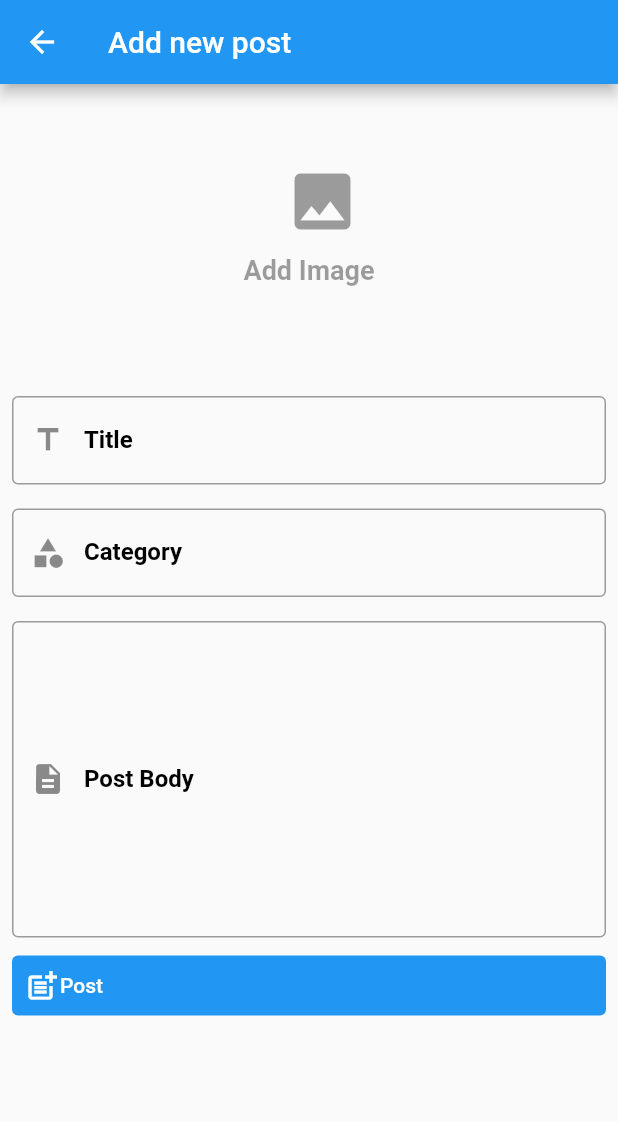
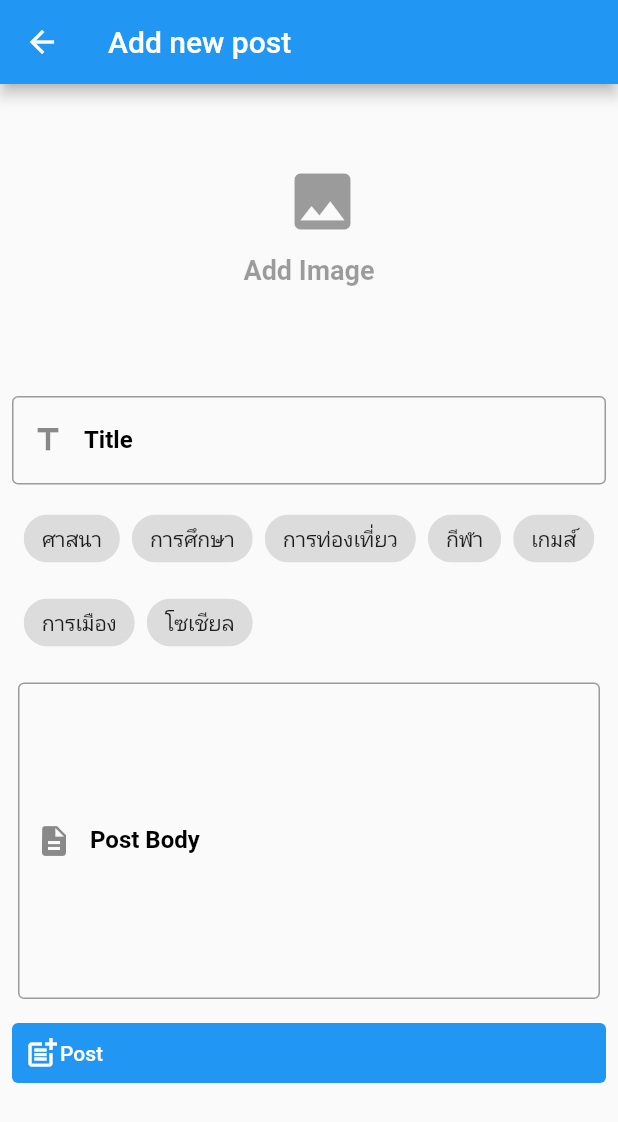
Before and after one commit to TackTeam-Chare/main_project_app_mobile, a Flutter app: the PostForm screen opened directly, on a phone screen of 412 x 824 dp. Shown: the top 1122 px of the screen. Run offline on Flutter 3.47's test engine with Material 2 defaults, Android fonts, the phone set to English and light mode, and no system bars; our stand-ins replace image_picker, quickalert, shared_preferences; accounts and stored records are empty.

Commit message:
insert หมวดหมู่ได้หลายหมวดหมู่

```diff
--- a/lib/models/post.dart
+++ b/lib/models/post.dart
@@ -2,8 +2,8 @@ import 'user.dart';
 
 class Post {
   int? id;
-  String? title; // เพิ่ม title
-  String? category; // เพิ่ม category
+  String? title;
+  String? category;
   String? body;
   String? image;
   int? likesCount;
--- a/lib/screens/post_form.dart
+++ b/lib/screens/post_form.dart
@@ -1,7 +1,7 @@
 import 'dart:io';
 import 'package:flutter/material.dart';
 import 'package:image_picker/image_picker.dart';
-import 'package:quickalert/quickalert.dart';
+
 import 'package:test_blog_app_project/constant.dart';
 import 'package:test_blog_app_project/models/api_response.dart';
 import 'package:test_blog_app_project/models/post.dart';
@@ -23,11 +23,24 @@ class _PostFormState extends State<PostForm> {
   final GlobalKey<FormState> _formKey = GlobalKey<FormState>();
   final TextEditingController _txtControllerBody = TextEditingController();
   final TextEditingController _txtControllerTitle = TextEditingController();
-  final TextEditingController _txtControllerCategory = TextEditingController();
+  // final TextEditingController _txtControllerCategory = TextEditingController();
   bool _loading = false;
   File? _imageFile;
   final _picker = ImagePicker();
   String? _imageBase64;
+  String? selectedCategory;
+  List<String> selectedCategories = [];
+
+  List<String> categories = [
+    "ศาสนา",
+    "การศึกษา",
+    "การท่องเที่ยว",
+    "กีฬา",
+    "เกมส์",
+    "การเมือง",
+    "โซเชียล"
+    // เพิ่มหมวดหมู่อื่นๆตามที่คุณต้องการ
+  ];
 
   Future getImage() async {
     final pickedFile = await _picker.pickImage(source: ImageSource.gallery);
@@ -45,8 +58,12 @@ class _PostFormState extends State<PostForm> {
   void _createPost() async {
     String? image = _imageFile == null ? null : getStringImage(_imageFile);
     ApiResponse response = await createPost(
-      _txtControllerTitle.text, // Send title
-      _txtControllerCategory.text, // Send category
+      // _txtControllerTitle.text, // Send title
+      // _txtControllerCategory.text, // Send category
+      // _txtControllerBody.text,
+      // image,
+      _txtControllerTitle.text,
+      selectedCategories,
       _txtControllerBody.text,
       image,
     );
@@ -84,14 +101,14 @@ class _PostFormState extends State<PostForm> {
   void _editPost(int postId) async {
     ApiResponse response = await editPost(
       postId,
-      _txtControllerTitle.text, // Send title
-      _txtControllerCategory.text, // Send category
+      _txtControllerTitle.text,
+      selectedCategories, // ใช้ selectedCategory แทน _txtControllerCategory.text
       _txtControllerBody.text,
     );
     if (response.error == null) {
       ScaffoldMessenger.of(context).showSnackBar(
         SnackBar(
-          content: Text('โพสต์ถูกเเก้ไข'),
+          content: Text('โพสต์ถูกแก้ไข'),
         ),
       );
       Navigator.of(context).pop();
@@ -116,8 +133,9 @@ class _PostFormState extends State<PostForm> {
       _txtControllerBody.text = widget.post!.body ?? '';
       _txtControllerTitle.text =
           widget.post!.title ?? ''; // Set title if available
-      _txtControllerCategory.text =
-          widget.post!.category ?? ''; // Set category if available
+      // _txtControllerCategory.text =
+      //     widget.post!.category ?? ''; // Set category if available
+      selectedCategory = widget.post!.category;
     }
     super.initState();
   }
@@ -200,31 +218,54 @@ class _PostFormState extends State<PostForm> {
                           ),
                         ),
                       ),
+                      Wrap(
+                        children: categories.map((category) {
+                          bool isSelected =
+                              selectedCategories.contains(category);
+                          return Padding(
+                            padding: const EdgeInsets.all(4.0),
+                            child: InputChip(
+                              label: Text(category),
+                              selected: isSelected,
+                              onSelected: (selected) {
+                                setState(() {
+                                  if (selected) {
+                                    selectedCategories.add(category);
+                                  } else {
+                                    selectedCategories.remove(category);
+                                  }
+                                });
+                              },
+                            ),
+                          );
+                        }).toList(),
+                      ),
+
+                      // Padding(
+                      //   padding: EdgeInsets.all(8),
+                      //   child: TextFormField(
+                      //     controller: _txtControllerCategory,
+                      //     validator: (val) =>
+                      //         val!.isEmpty ? 'Category is required' : null,
+                      //     decoration: InputDecoration(
+                      //       hintText: "Category...",
+                      //       labelText: "Category",
+                      //       labelStyle: TextStyle(
+                      //         color: Colors.black,
+                      //         fontWeight: FontWeight.bold,
+                      //       ),
+                      //       border: OutlineInputBorder(
+                      //         borderSide: BorderSide(
+                      //           width: 1,
+                      //           color: Colors.black38,
+                      //         ),
+                      //       ),
+                      //       prefixIcon: Icon(Icons.category),
+                      //     ),
+                      //   ),
+                      // ),
                       Padding(
-                        padding: EdgeInsets.all(8),
-                        child: TextFormField(
-                          controller: _txtControllerCategory,
-                          validator: (val) =>
-                              val!.isEmpty ? 'Category is required' : null,
-                          decoration: InputDecoration(
-                            hintText: "Category...",
-                            labelText: "Category",
-                            labelStyle: TextStyle(
-                              color: Colors.black,
-                              fontWeight: FontWeight.bold,
-                            ),
-                            border: OutlineInputBorder(
-                              borderSide: BorderSide(
-                                width: 1,
-                                color: Colors.black38,
-                              ),
-                            ),
-                            prefixIcon: Icon(Icons.category),
-                          ),
-                        ),
-                      ),
-                      Padding(
-                        padding: EdgeInsets.all(8),
+                        padding: EdgeInsets.all(12),
                         child: TextFormField(
                           controller: _txtControllerBody,
                           keyboardType: TextInputType.multiline,
--- a/lib/serveices/post_service.dart
+++ b/lib/serveices/post_service.dart
@@ -5,14 +5,14 @@ import 'package:test_blog_app_project/serveices/user_service.dart';
 import '../constant.dart';
 import '../models/post.dart';
 
-
 // Get posts by category
 Future<ApiResponse> getPostsByCategory(String category) async {
   ApiResponse apiResponse = ApiResponse();
   try {
     String token = await getToken();
     final response = await http.get(
-      Uri.parse('$postsURL?category=$category'),  // แนบความสำคัญของหมวดหมู่ใน URL
+      Uri.parse(
+          '$postsURL?category=$category'), // แนบความสำคัญของหมวดหมู่ใน URL
       headers: {'Accept': 'application/json', 'Authorization': 'Bearer $token'},
     );
 
@@ -69,7 +69,7 @@ Future<ApiResponse> getPosts() async {
 
 // Create post
 Future<ApiResponse> createPost(
-    String title, String category, String body, String? image) async {
+    String title, List<String> categories, String body, String? image) async {
   ApiResponse apiResponse = ApiResponse();
   try {
     String token = await getToken();
@@ -78,7 +78,8 @@ Future<ApiResponse> createPost(
       headers: {'Accept': 'application/json', 'Authorization': 'Bearer $token'},
       body: {
         'title': title,
-        'category': category,
+        'category': categories
+            .join(','), // Join categories into a comma-separated string
         'body': body,
         if (image != null) 'image': image,
       },
@@ -108,7 +109,7 @@ Future<ApiResponse> createPost(
 
 // Edit post
 Future<ApiResponse> editPost(
-    int postId, String title, String category, String body) async {
+    int postId, String title, List<String> categories, String body) async {
   ApiResponse apiResponse = ApiResponse();
   try {
     String token = await getToken();
@@ -117,7 +118,8 @@ Future<ApiResponse> editPost(
       headers: {'Accept': 'application/json', 'Authorization': 'Bearer $token'},
       body: {
         'title': title,
-        'category': category,
+        'categories': categories
+            .join(','), // Join categories into a comma-separated string
         'body': body,
       },
     );
```
Also changed, not shown: 1 other file.
